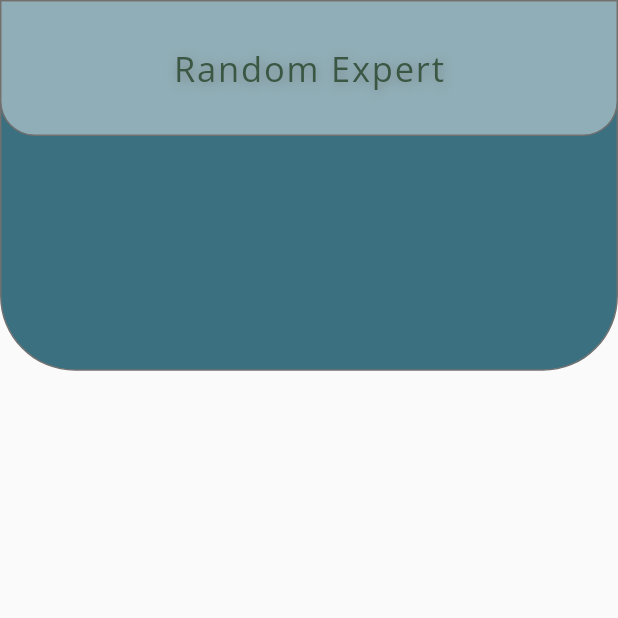
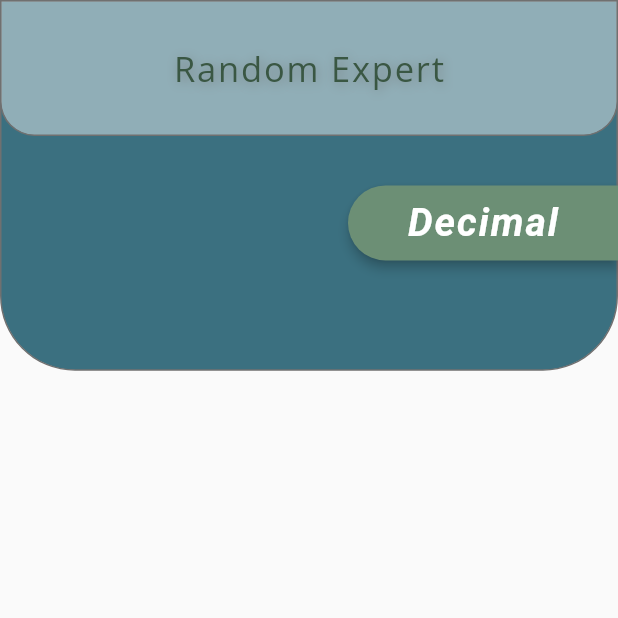
Before and after one commit to SakunthaMV/random_expert, a Flutter app: the screen it shows after launch, on a phone screen of 412 x 824 dp, the top half of it. Run offline on Flutter 3.47's test engine with Material 2 defaults, Android fonts, the phone set to English and light mode, and no system bars; our stand-ins replace google_fonts.

Commit message:
Make Button Interface

```diff
--- a/lib/homepage.dart
+++ b/lib/homepage.dart
@@ -1,9 +1,17 @@
 import 'package:flutter/material.dart';
 import 'package:google_fonts/google_fonts.dart';
 
-class HomePage extends StatelessWidget {
+class HomePage extends StatefulWidget {
   const HomePage({Key? key}) : super(key: key);
 
+  @override
+  State<HomePage> createState() => _HomePageState();
+}
+
+class _HomePageState extends State<HomePage> {
+  String type = 'INTEGER';
+  String buttonType = 'Decimal';
+  bool integer = true;
   @override
   Widget build(BuildContext context) {
     double height = MediaQuery.of(context).size.height;
@@ -50,8 +58,7 @@ class HomePage extends StatelessWidget {
                       Shadow(
                         offset: Offset(1, 1),
                         blurRadius: 9.0,
-                        color: Color.fromARGB(255,112, 112, 112).withOpacity(0.7),
-
+                        color: Color.fromARGB(255, 112, 112, 112).withOpacity(0.7),
                       ),
                     ],
                   ),
@@ -59,6 +66,52 @@ class HomePage extends StatelessWidget {
               ),
             ),
           ),
+          Align(
+            alignment: Alignment.topRight,
+            child: Padding(
+              padding: EdgeInsets.only(top: height*0.15),
+              child: SizedBox(
+                height: 50,
+                width: 180,
+                child: ElevatedButton(
+                  onPressed: () {
+                    integer = !integer;
+                    if (integer){
+                      setState(() {
+                        type = 'INTEGER';
+                        buttonType = 'Decimal';
+                      });
+                    } else {
+                      setState(() {
+                        type = 'DECIMAL';
+                        buttonType = 'Integer';
+                      });
+                    }
+                    print(type);
+                  },
+                  child: Text(
+                    buttonType,
+                    style: GoogleFonts.roboto(
+                      fontSize: 26,
+                      fontStyle: FontStyle.italic,
+                      fontWeight: FontWeight.bold,
+                      letterSpacing: 1.2
+                    ),
+                  ),
+                  style: ElevatedButton.styleFrom(
+                    elevation: 3,
+                    primary: Color.fromARGB(255, 108, 143, 117),
+                    shape: RoundedRectangleBorder(
+                      borderRadius: BorderRadius.only(
+                        topLeft: Radius.circular(25),
+                        bottomLeft: Radius.circular(25),
+                      ),
+                    ),
+                  ),
+                ),
+              ),
+            ),
+          )
         ],
       ),
     );
```
